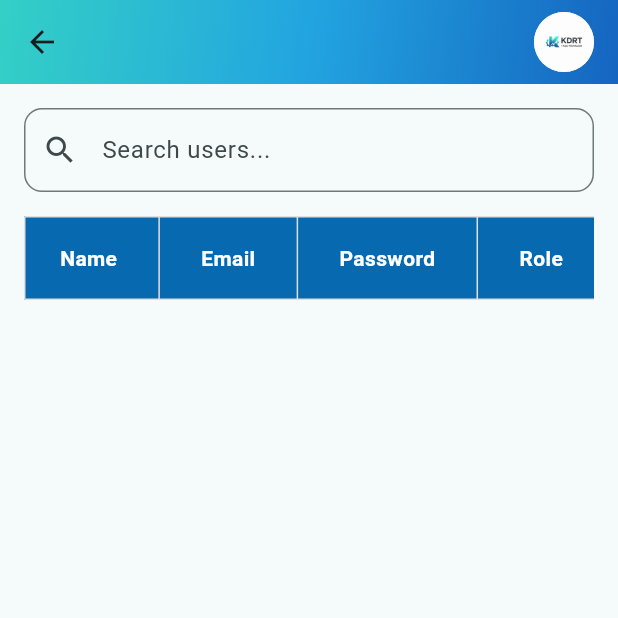
After one commit to dhanashree2710/Task_Management_Application, a Flutter app: the UserListScreen screen opened directly, on a phone screen of 412 x 824 dp, the top half of it. The commit adds this screen. Run offline on Flutter 3.47's test engine with Material 3 defaults, Android fonts, the phone set to English and light mode, and no system bars; our stand-ins replace cloud_firestore, firebase_auth, firebase_core, fl_chart, lottie, universal_platform; accounts and stored records are empty.

Commit message:
first commit

```diff
--- /dev/null
+++ b/lib/modules/Login/presentation/views/user_role_List.dart
@@ -0,0 +1,251 @@
+import 'package:flutter/material.dart';
+import 'package:cloud_firestore/cloud_firestore.dart';
+import 'package:intl/intl.dart';
+
+class UserListScreen extends StatefulWidget {
+  const UserListScreen({super.key});
+
+  @override
+  State<UserListScreen> createState() => _UserListScreenState();
+}
+
+class _UserListScreenState extends State<UserListScreen> {
+  final TextEditingController _searchCtrl = TextEditingController();
+  final ScrollController _horizontalScroll = ScrollController();
+
+  List<DocumentSnapshot> _users = [];
+  List<DocumentSnapshot> _filteredUsers = [];
+  bool _loading = true;
+  String? _editingId;
+
+  // Controllers
+  final Map<String, TextEditingController> _nameCtrls = {};
+  final Map<String, TextEditingController> _emailCtrls = {};
+  final Map<String, TextEditingController> _passwordCtrls = {};
+  final Map<String, String> _roleValues = {};
+
+  final List<String> _roles = ['admin', 'intern', 'employee'];
+
+  @override
+  void initState() {
+    super.initState();
+    fetchUsers();
+  }
+
+  Future<void> fetchUsers() async {
+    setState(() => _loading = true);
+    final snapshot = await FirebaseFirestore.instance.collection('users').get();
+
+    setState(() {
+      _users = snapshot.docs;
+      _filteredUsers = _users;
+      _loading = false;
+    });
+
+    for (var doc in _users) {
+      final id = doc.id;
+      final data = doc.data() as Map<String, dynamic>;
+
+      _nameCtrls.putIfAbsent(id,
+          () => TextEditingController(text: data['user_name'] ?? ''));
+      _emailCtrls.putIfAbsent(id,
+          () => TextEditingController(text: data['user_email'] ?? ''));
+      _passwordCtrls.putIfAbsent(id,
+          () => TextEditingController(text: data['user_password'] ?? ''));
+
+      _roleValues.putIfAbsent(id, () => data['role'] ?? _roles.first);
+    }
+  }
+
+  void filterUsers(String query) {
+    setState(() {
+      if (query.isEmpty) {
+        _filteredUsers = _users;
+      } else {
+        _filteredUsers = _users.where((doc) {
+          final data = doc.data() as Map<String, dynamic>;
+          return (data['user_name'] ?? '')
+                  .toString()
+                  .toLowerCase()
+                  .contains(query.toLowerCase()) ||
+              (data['user_email'] ?? '')
+                  .toString()
+                  .toLowerCase()
+                  .contains(query.toLowerCase()) ||
+              (data['role'] ?? '')
+                  .toString()
+                  .toLowerCase()
+                  .contains(query.toLowerCase());
+        }).toList();
+      }
+    });
+  }
+
+  Future<void> _updateUser(String id) async {
+    await FirebaseFirestore.instance.collection('users').doc(id).update({
+      'user_name': _nameCtrls[id]?.text ?? '',
+      'user_email': _emailCtrls[id]?.text ?? '',
+      'user_password': _passwordCtrls[id]?.text ?? '',
+      'role': _roleValues[id],
+    });
+
+    await fetchUsers();
+    setState(() => _editingId = null);
+
+    ScaffoldMessenger.of(context)
+        .showSnackBar(const SnackBar(content: Text("User updated")));
+  }
+
+  Future<void> _deleteUser(String id) async {
+    await FirebaseFirestore.instance.collection('users').doc(id).delete();
+    fetchUsers();
+    ScaffoldMessenger.of(context)
+        .showSnackBar(const SnackBar(content: Text("User deleted")));
+  }
+
+  Widget _buildTable() {
+    return Scrollbar(
+    thumbVisibility: true,
+    child: SingleChildScrollView(
+      scrollDirection: Axis.vertical, // 👈 vertical scroll
+      child: SingleChildScrollView(
+        controller: _horizontalScroll,
+        scrollDirection: Axis.horizontal, // 👈 horizontal scroll
+        child: DataTable(
+        headingRowColor:
+            MaterialStateProperty.all(const Color(0xFF076AB1)),
+        headingTextStyle:
+            const TextStyle(color: Colors.white, fontWeight: FontWeight.bold),
+        border: TableBorder.all(color: Colors.grey.shade300),
+        columns: const [
+          DataColumn(label: Text("Name")),
+          DataColumn(label: Text("Email")),
+          DataColumn(label: Text("Password")),
+          DataColumn(label: Text("Role")),
+          DataColumn(label: Text("Created At")),
+          DataColumn(label: Text("Actions")),
+        ],
+        rows: _filteredUsers.map((doc) {
+          final data = doc.data() as Map<String, dynamic>;
+          final id = doc.id;
+          final isEditing = _editingId == id;
+
+          final createdAt = data['created_at'] is Timestamp
+              ? DateFormat('dd-MM-yyyy')
+                  .format((data['created_at'] as Timestamp).toDate())
+              : '--';
+
+          return DataRow(cells: [
+            DataCell(isEditing
+                ? TextField(controller: _nameCtrls[id])
+                : Text(data['user_name'] ?? '')),
+
+            DataCell(isEditing
+                ? TextField(controller: _emailCtrls[id])
+                : Text(data['user_email'] ?? '')),
+
+            DataCell(isEditing
+                ? TextField(controller: _passwordCtrls[id])
+                : Text(data['user_password'] ?? '')),
+
+            DataCell(isEditing
+                ? DropdownButton<String>(
+                    value: _roleValues[id],
+                    items: _roles
+                        .map((r) =>
+                            DropdownMenuItem(value: r, child: Text(r)))
+                        .toList(),
+                    onChanged: (val) =>
+                        setState(() => _roleValues[id] = val!),
+                  )
+                : Text(data['role'] ?? '')),
+
+            DataCell(Text(createdAt)),
+
+            DataCell(Row(
+              children: isEditing
+                  ? [
+                      IconButton(
+                        icon: const Icon(Icons.check, color: Colors.green),
+                        onPressed: () => _updateUser(id),
+                      ),
+                      IconButton(
+                        icon: const Icon(Icons.close, color: Colors.red),
+                        onPressed: fetchUsers,
+                      ),
+                    ]
+                  : [
+                      IconButton(
+                        icon: const Icon(Icons.edit, color: Colors.blue),
+                        onPressed: () =>
+                            setState(() => _editingId = id),
+                      ),
+                      IconButton(
+                        icon: const Icon(Icons.delete, color: Colors.red),
+                        onPressed: () => _deleteUser(id),
+                      ),
+                    ],
+            )),
+          ]);
+        }).toList(),
+      ),
+      ),
+    ),
+    );
+  }
+
+  @override
+  Widget build(BuildContext context) {
+    return Scaffold(
+      appBar:AppBar(
+        title: const Text("", style: TextStyle(color: Colors.white)),
+        centerTitle: true,
+        actions: [
+          Padding(
+            padding: const EdgeInsets.only(right: 16),
+            child: CircleAvatar(
+              backgroundColor: Colors.white,
+              backgroundImage: AssetImage('assets/logo.png'),
+            ),
+          ),
+        ],
+        flexibleSpace: Container(
+          decoration: const BoxDecoration(
+            gradient: LinearGradient(
+              colors: [
+                Color(0xFF34D0C6),
+                Color(0xFF22A4E0),
+                Color(0xFF1565C0),
+              ],
+              begin: Alignment.topLeft,
+              end: Alignment.bottomRight,
+            ),
+          ),
+        ),
+        elevation: 4,
+      ),
+      body: _loading
+          ? const Center(child: CircularProgressIndicator())
+          : Padding(
+              padding: const EdgeInsets.all(16),
+              child: Column(
+                children: [
+                  TextField(
+                    controller: _searchCtrl,
+                    onChanged: filterUsers,
+                    decoration: InputDecoration(
+                      prefixIcon: const Icon(Icons.search),
+                      hintText: "Search users...",
+                      border: OutlineInputBorder(
+                        borderRadius: BorderRadius.circular(12),
+                      ),
+                    ),
+                  ),
+                  const SizedBox(height: 16),
+                  Expanded(child: _buildTable()),
+                ],
+              ),
+            ),
+    );
+  }
+}
```
Also changed, not shown: lib/utils/common/appbar_drawer.dart (+8 -0 lines).
